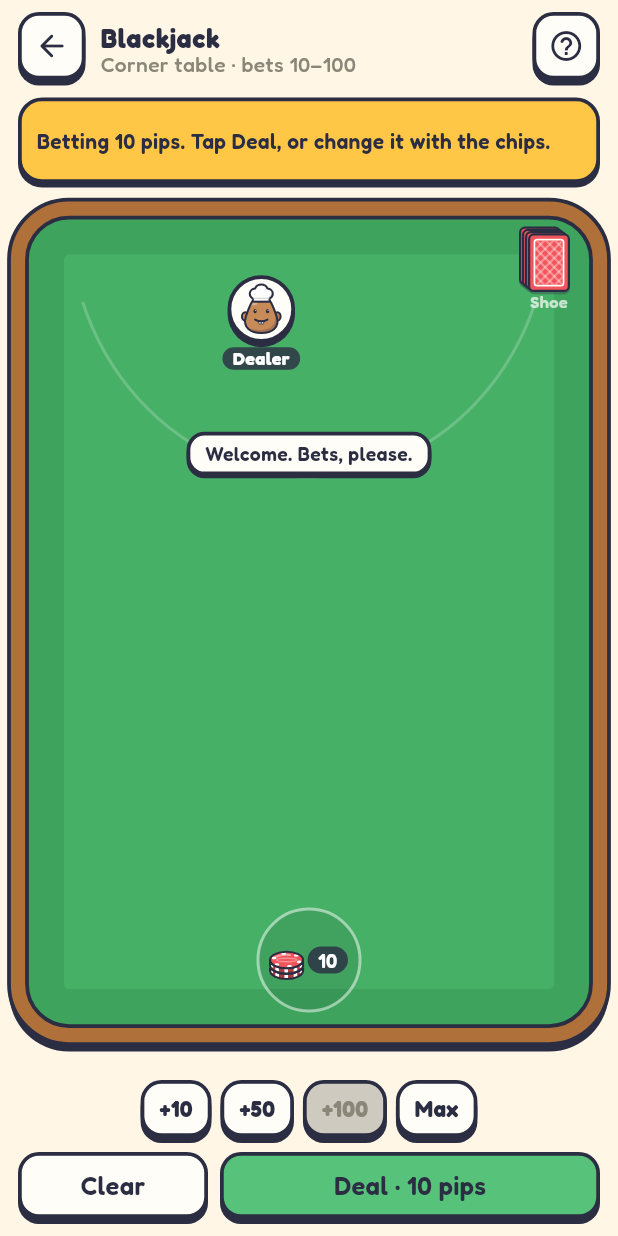
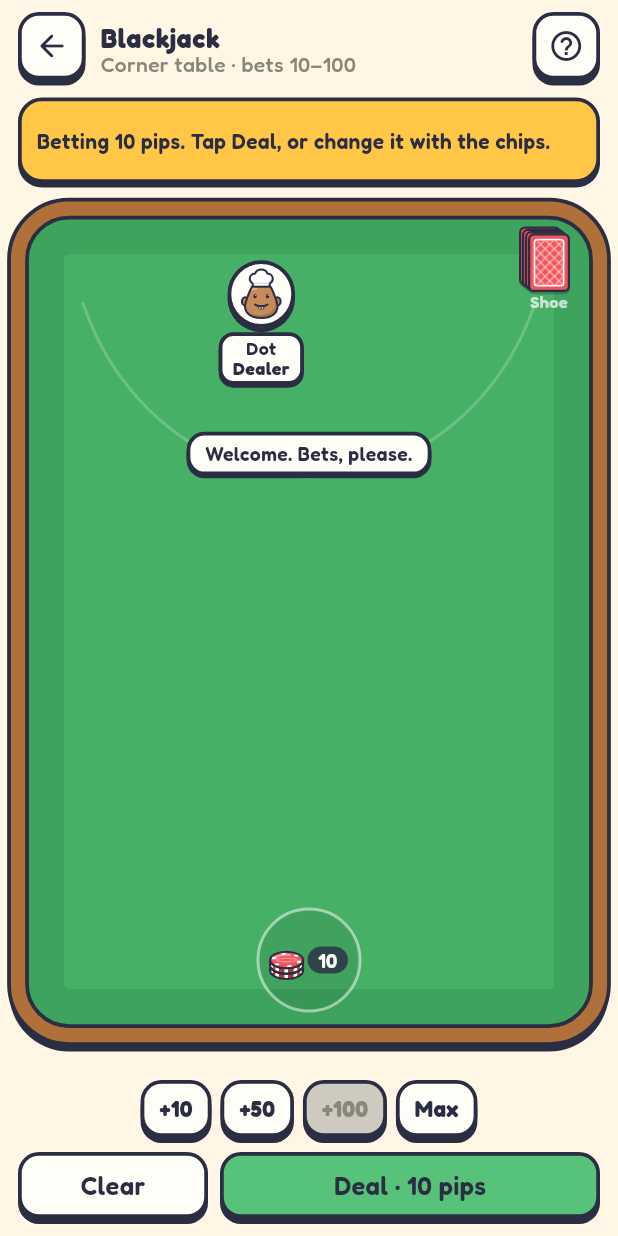
Before and after one commit to Delectible/Duel, a Flutter app: the BjScreen screen opened directly with sample values from the repository, on a phone screen of 412 x 824 dp. Run offline on Flutter 3.47's test engine with Material 3 defaults, Android fonts, the phone set to English and light mode, and no system bars; our stand-ins replace audioplayers, cloud_firestore, firebase_auth, firebase_core, shared_preferences; accounts and stored records are empty; network calls fail.

Commit message:
Consistency pass (shared top bar, dialogs, face rings, name plates) and sounds for the new games; 0.11.9
Co-Authored-By: Claude Opus 5.5 <noreply@anthropic.com>
Claude-Session: https://claude.ai/code/session_01CZRTf4mUi8YCVCe4dCHwFA

```diff
--- a/lib/core/app_info.dart
+++ b/lib/core/app_info.dart
@@ -3,7 +3,7 @@ class AppInfo {
   const AppInfo._();
 
   static const name = 'Duel';
-  static const version = '0.11.8';
+  static const version = '0.11.9';
 
   /// Whether [other] (another app's version) is a newer x.Y than ours: the
   /// middle number goes up when old and new apps may not play well together
@@ -26,7 +26,7 @@ class AppInfo {
   static const latest =
       'Three new games against bots: Goofspiel (bid for the prizes, with a live leaderboard), Blackjack (casino '
       'tables dealt like poker, bets straight from your pips) and Bank! (push your luck with two dice, now with a '
-      'real dice throw). Playing Bank! at home? Play at home rolls big dice on the phone and keeps the score.';
+      'real dice throw), all with their own sounds. Playing Bank! at home? Play at home rolls big dice on the phone and keeps the score.';
 
   /// About: the main ideas of each version, a few words each.
   static const revisions = <(String, List<String>)>[
--- a/lib/core/table/table_bits.dart
+++ b/lib/core/table/table_bits.dart
@@ -243,15 +243,21 @@ class GameTopBar extends StatelessWidget {
     required this.title,
     required this.subtitle,
     required this.onLeave,
-    required this.ticket,
+    this.ticket,
     required this.guide,
     required this.stage,
+    this.badge,
   });
 
   final String title;
   final String subtitle;
   final VoidCallback onLeave;
-  final StakeTicket ticket;
+
+  /// The stake shown on the right (none: no stake, e.g. Blackjack).
+  final StakeTicket? ticket;
+
+  /// Shown instead of the stake.
+  final Widget? badge;
   final List<GuideStage> guide;
   final String? Function() stage;
 
@@ -280,7 +286,7 @@ class GameTopBar extends StatelessWidget {
             ],
           ),
         ),
-        StakeBadge(ticket),
+        if (badge != null) badge! else if (ticket != null) StakeBadge(ticket!),
         const SizedBox(width: 8),
         GuideButton(title: title, stages: guide, current: stage),
       ],
@@ -642,3 +648,41 @@ class TurnOver extends StatelessWidget {
     );
   }
 }
+
+/// A seat's name card under its face: the name, then a line in bold
+/// (books, points, chips).
+class NamePlate extends StatelessWidget {
+  const NamePlate(this.name, {super.key, this.line, this.color, this.lineColor});
+
+  final String name;
+  final String? line;
+  final Color? color;
+  final Color? lineColor;
+
+  @override
+  Widget build(BuildContext context) {
+    final bg = color ?? Toon.card;
+    return Container(
+      constraints: const BoxConstraints(maxWidth: 96),
+      padding: const EdgeInsets.symmetric(horizontal: 7, vertical: 2),
+      decoration: Toon.box(bg, radius: 10, shadow: 2),
+      child: Column(
+        mainAxisSize: MainAxisSize.min,
+        children: [
+          Text(
+            name,
+            maxLines: 1,
+            overflow: TextOverflow.ellipsis,
+            style: Toon.text(12, color: Toon.on(bg)),
+          ),
+          if (line != null)
+            Text(
+              line!,
+              maxLines: 1,
+              style: Toon.text(12, weight: FontWeight.w700, color: lineColor ?? Toon.on(bg)),
+            ),
+        ],
+      ),
+    );
+  }
+}
--- a/lib/games/blackjack/ui/bj_controller.dart
+++ b/lib/games/blackjack/ui/bj_controller.dart
@@ -312,7 +312,7 @@ class BjController extends ChangeNotifier {
     if (t == null) return; // the dealer's events follow
     phase = BjPhase.playing;
     if (t.$1 == youSeat) {
-      Sound.play(Sfx.yourTurn);
+      Sound.play(Sfx.yourTurn, gain: 0.7);
       _notify();
       return;
     }
@@ -330,7 +330,6 @@ class BjController extends ChangeNotifier {
   void act(BjMove m) {
     if (!moves.contains(m)) return;
     round!.act(m);
-    Sound.play(Sfx.tap);
     _notify();
     _playBack();
   }
--- a/lib/games/blackjack/ui/bj_screen.dart
+++ b/lib/games/blackjack/ui/bj_screen.dart
@@ -6,6 +6,7 @@ import 'package:duel_engine/difficulty.dart';
 import 'package:flutter/material.dart';
 
 import '../../../core/account/account.dart';
+import '../../../core/account/stake.dart';
 import '../../../core/cards/card_view.dart';
 import '../../../core/help/game_guide.dart';
 import '../../../core/table/table_bits.dart';
@@ -98,20 +99,13 @@ class _BjScreenState extends State<BjScreen> {
   };
 
   Future<void> _leave() async {
-    if (_c.midHand) {
-      final staked = _c.round!.staked(_c.youSeat);
-      final ok = await showDialog<bool>(
-        context: context,
-        builder: (context) => AlertDialog(
-          title: const Text('Leave mid-hand?'),
-          content: Text('Your ${_account.money(staked)} on the table stays there.'),
-          actions: [
-            TextButton(onPressed: () => Navigator.pop(context, false), child: const Text('Stay')),
-            TextButton(onPressed: () => Navigator.pop(context, true), child: const Text('Leave')),
-          ],
-        ),
-      );
-      if (ok != true) return;
+    if (_c.midHand &&
+        !await askToon(
+          context,
+          title: 'Leave mid-hand?',
+          body: 'Your ${_account.money(_c.round!.staked(_c.youSeat))} on the table stays there.',
+        )) {
+      return;
     }
     if (mounted) Navigator.of(context).pop();
   }
@@ -127,36 +121,12 @@ class _BjScreenState extends State<BjScreen> {
         child: ListenableBuilder(
           listenable: Listenable.merge([_c, _account]),
           builder: (context, _) => GameLayout(
-            top: Padding(
-              padding: const EdgeInsets.fromLTRB(12, 8, 12, 4),
-              child: Row(
-                children: [
-                  ToonButton(
-                    key: const Key('leave'),
-                    color: Toon.card,
-                    padding: const EdgeInsets.all(8),
-                    tooltip: 'Leave table',
-                    onPressed: _leave,
-                    child: const Icon(Icons.arrow_back_rounded),
-                  ),
-                  const SizedBox(width: 10),
-                  Expanded(
-                    child: Column(
-                      crossAxisAlignment: CrossAxisAlignment.start,
-                      children: [
-                        Text('Blackjack', style: Toon.text(18, weight: FontWeight.w700)),
-                        Text(
-                          '${widget.table.name} · bets ${chips(widget.table.min)}–${chips(widget.table.max)}',
-                          maxLines: 1,
-                          overflow: TextOverflow.ellipsis,
-                          style: Toon.text(14, weight: FontWeight.w500, color: Toon.muted),
-                        ),
-                      ],
-                    ),
-                  ),
-                  GuideButton(title: 'Blackjack', stages: blackjackGuide, current: _stage),
-                ],
-              ),
+            top: GameTopBar(
+              title: 'Blackjack',
+              subtitle: '${widget.table.name} · bets ${chips(widget.table.min)}–${chips(widget.table.max)}',
+              onLeave: _leave,
+              guide: blackjackGuide,
+              stage: _stage,
             ),
             commentary: CommentaryStrip(
               text: _c.commentary(),
@@ -422,7 +392,11 @@ class _Dealer extends StatelessWidget {
       children: [
         Column(
           mainAxisSize: MainAxisSize.min,
-          children: [FaceRing(BjController.dealer, size: 34), const SizedBox(height: 3), _pill('Dealer')],
+          children: [
+            FaceRing(BjController.dealer, size: 34),
+            const SizedBox(height: 3),
+            const NamePlate('Dot', line: 'Dealer'),
+          ],
         ),
         const SizedBox(width: 8),
         Column(
@@ -572,18 +546,8 @@ class _BotSeat extends StatelessWidget {
                 size: 26,
                 color: c.phase == BjPhase.playing && c.round?.turn?.$1 == seat ? Toon.orange : null,
               ),
-              const SizedBox(width: 3),
-              Column(
-                crossAxisAlignment: CrossAxisAlignment.start,
-                mainAxisSize: MainAxisSize.min,
-                children: [
-                  Text(s.persona.name, maxLines: 1, style: Toon.text(11, color: Colors.white)),
-                  Text(
-                    chips(s.chips),
-                    style: Toon.text(11, weight: FontWeight.w700, color: Toon.yellow),
-                  ),
-                ],
-              ),
+              const SizedBox(width: 4),
+              Flexible(child: NamePlate(s.persona.name, line: chips(s.chips))),
             ],
           ),
           if (staked != null)
--- a/pubspec.yaml
+++ b/pubspec.yaml
@@ -3,7 +3,7 @@ description: >-
   Card games, head to head: play against another player online or against
   a bot.
 publish_to: none
-version: 0.11.8+38
+version: 0.11.9+39
 
 environment:
   sdk: ^3.12.0
```
Also changed, not shown: lib/core/account/stake.dart (+34 -14 lines), lib/games/bank/ui/bank_companion.dart (+53 -25 lines), lib/games/bank/ui/bank_controller.dart (+19 -5 lines), lib/games/bank/ui/bank_screen.dart (+10 -25 lines), lib/games/goofspiel/ui/gops_controller.dart (+12 -3 lines), lib/games/goofspiel/ui/gops_screen.dart (+1 -11 lines), 1 other file.
